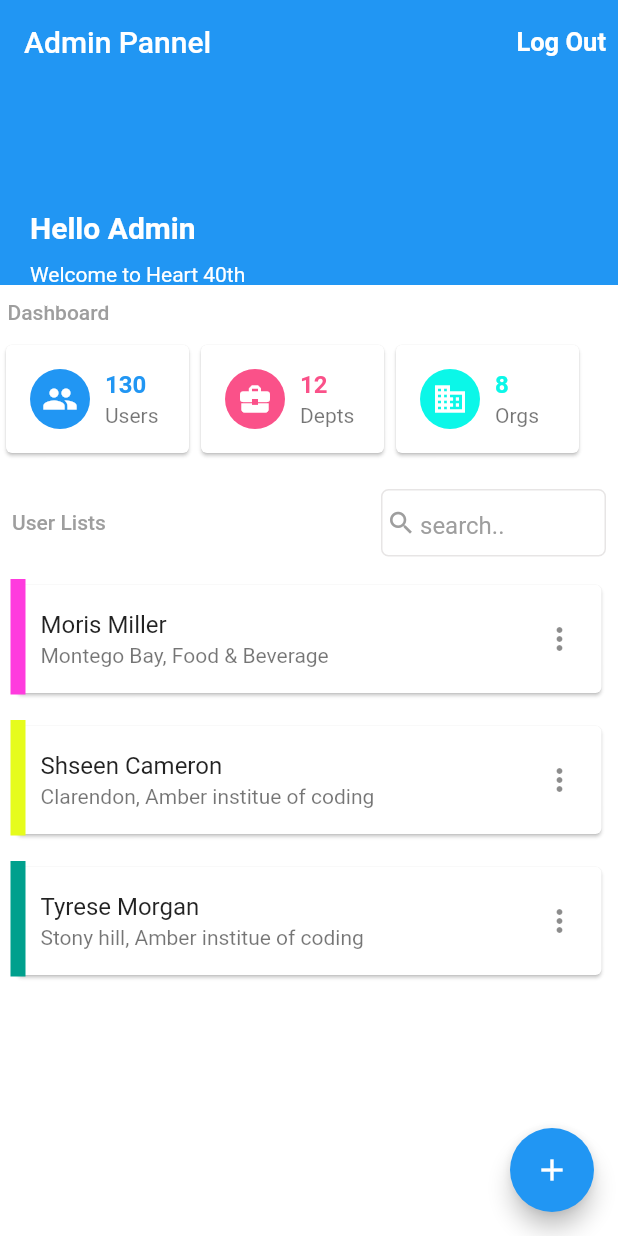
After one commit to The-Azure-Coder/heart_anniversary_app, a Flutter app: the screen it shows after launch, on a phone screen of 412 x 824 dp. The commit adds this screen. Run offline on Flutter 3.47's test engine with Material 2 defaults, Android fonts, the phone set to English and light mode, and no system bars.

Commit message:
admin design complete

```diff
--- a/lib/main.dart
+++ b/lib/main.dart
@@ -1,5 +1,5 @@
 import 'package:flutter/material.dart';
-import 'package:heart_registration_app/screens/home.dart';
+import 'package:heart_registration_app/screens/admin.dart';
 
 void main() => runApp(const MyApp());
 
@@ -10,7 +10,7 @@ class MyApp extends StatelessWidget {
   Widget build(BuildContext context) {
     return const MaterialApp(
       debugShowCheckedModeBanner: false,
-      home: HomePage(),
+      home: AdminPage(),
     );
   }
 }
--- /dev/null
+++ b/lib/screens/admin.dart
@@ -0,0 +1,251 @@
+import 'package:flutter/material.dart';
+
+class AdminPage extends StatefulWidget {
+  const AdminPage({super.key});
+
+  @override
+  State<AdminPage> createState() => _AdminPageState();
+}
+
+class _AdminPageState extends State<AdminPage> {
+  @override
+  Widget build(BuildContext context) {
+    var screenSize = MediaQuery.of(context).size;
+    return Scaffold(
+        floatingActionButtonLocation: FloatingActionButtonLocation.endFloat,
+        backgroundColor: Colors.white,
+        appBar: PreferredSize(
+          preferredSize: const Size.fromHeight(190),
+          child: AppBar(
+            elevation: 0.0,
+            title: const Text(
+              'Admin Pannel',
+              style: TextStyle(color: Colors.white),
+            ),
+            actions: [
+              TextButton(
+                onPressed: () {
+                  Navigator.pop(context);
+                },
+                child: const Text('Log Out',
+                    style: TextStyle(
+                        fontSize: 17.0,
+                        color: Colors.white,
+                        fontWeight: FontWeight.w700)),
+              ),
+            ],
+            flexibleSpace: Stack(
+              children: [
+                Container(
+                  alignment: Alignment.topLeft,
+                  margin: const EdgeInsets.only(top: 140, left: 20),
+                  child: Column(
+                    crossAxisAlignment: CrossAxisAlignment.start,
+                    children: const [
+                      Text('Hello Admin',
+                          textAlign: TextAlign.start,
+                          style: TextStyle(
+                              color: Colors.white,
+                              fontSize: 20,
+                              fontWeight: FontWeight.w700)),
+                      Padding(
+                        padding: EdgeInsets.only(top: 12.0),
+                        child: SizedBox(
+                          width: 170,
+                          child: Text('Welcome to Heart 40th Aniversary ',
+                              style:
+                                  TextStyle(color: Colors.white, fontSize: 14)),
+                        ),
+                      ),
+                    ],
+                  ),
+                ),
+              ],
+            ),
+          ),
+        ),
+        body: ListView(
+          children: [
+            const Padding(
+              padding: EdgeInsets.only(top: 10, bottom: 10, left: 5),
+              child: Text(
+                'Dashboard',
+                style:
+                    TextStyle(color: Colors.grey, fontWeight: FontWeight.w500),
+              ),
+            ),
+            Wrap(
+              children: const [
+                SizedBox(
+                  width: 130,
+                  child: Card(
+                    child: ListTile(
+                      horizontalTitleGap: 10,
+                      leading: CircleAvatar(
+                        backgroundColor: Colors.blue,
+                        child: Icon(
+                          Icons.people,
+                          color: Colors.white,
+                        ),
+                      ),
+                      title: Text(
+                        '130',
+                        style: TextStyle(
+                          fontWeight: FontWeight.w600,
+                          color: Colors.blue,
+                        ),
+                      ),
+                      subtitle: Text('Users'),
+                    ),
+                  ),
+                ),
+                SizedBox(
+                  width: 130,
+                  child: Card(
+                    child: ListTile(
+                      horizontalTitleGap: 10,
+                      leading: CircleAvatar(
+                        backgroundColor: Color.fromARGB(255, 250, 81, 137),
+                        child: Icon(
+                          Icons.business_center,
+                          color: Colors.white,
+                        ),
+                      ),
+                      title: Text(
+                        '12',
+                        style: TextStyle(
+                          fontWeight: FontWeight.w600,
+                          color: Color.fromARGB(255, 250, 81, 137),
+                        ),
+                      ),
+                      subtitle: Text('Depts'),
+                    ),
+                  ),
+                ),
+                SizedBox(
+                  width: 130,
+                  child: Card(
+                    child: ListTile(
+                      horizontalTitleGap: 10,
+                      leading: CircleAvatar(
+                        backgroundColor: Color.fromARGB(255, 11, 247, 232),
+                        child: Icon(
+                          Icons.business,
+                          color: Colors.white,
+                        ),
+                      ),
+                      title: Text(
+                        '8',
+                        style: TextStyle(
+                          fontWeight: FontWeight.w600,
+                          color: Color.fromARGB(255, 11, 247, 232),
+                        ),
+                      ),
+                      subtitle: Text('Orgs'),
+                    ),
+                  ),
+                ),
+              ],
+            ),
+            const SizedBox(
+              height: 12,
+            ),
+            Padding(
+              padding: const EdgeInsets.all(8.0),
+              child: Row(
+                mainAxisAlignment: MainAxisAlignment.spaceBetween,
+                children: [
+                  const Text('User Lists ',
+                      style: TextStyle(
+                          color: Colors.grey, fontWeight: FontWeight.w500)),
+                  Container(
+                    width: 150,
+                    height: 45,
+                    decoration: BoxDecoration(
+                        borderRadius:
+                            const BorderRadius.all(Radius.circular(5)),
+                        border: Border.all(
+                            color: const Color.fromARGB(255, 231, 229, 229))),
+                    child: const Expanded(
+                        child: TextField(
+                      decoration: InputDecoration(
+                        border: InputBorder.none,
+                        hintText: 'search..',
+                        hintStyle: TextStyle(color: Colors.grey),
+                        contentPadding: EdgeInsets.all(0.0),
+                        prefixIcon: Icon(
+                          Icons.search,
+                          color: Colors.grey,
+                          size: 20,
+                        ),
+                        prefixIconConstraints:
+                            BoxConstraints(maxHeight: 20, minWidth: 25),
+                      ),
+                    )),
+                  )
+                ],
+              ),
+            ),
+            Container(
+              padding: const EdgeInsets.all(7),
+              child: Stack(
+                children: [
+                  const Card(
+                    child: ListTile(
+                      title: Text('Moris Miller'),
+                      subtitle: Text('Montego Bay, Food & Beverage'),
+                      trailing: Icon(Icons.more_vert),
+                    ),
+                  ),
+                  Container(
+                    color: const Color.fromARGB(255, 255, 59, 222),
+                    height: 77,
+                    width: 10,
+                  ),
+                ],
+              ),
+            ),
+            Container(
+              padding: const EdgeInsets.all(7),
+              child: Stack(
+                children: [
+                  const Card(
+                    child: ListTile(
+                      title: Text('Shseen Cameron'),
+                      subtitle: Text('Clarendon, Amber institue of coding'),
+                      trailing: Icon(Icons.more_vert),
+                    ),
+                  ),
+                  Container(
+                    color: const Color.fromARGB(255, 230, 252, 28),
+                    height: 77,
+                    width: 10,
+                  ),
+                ],
+              ),
+            ),
+            Container(
+              padding: const EdgeInsets.all(7),
+              child: Stack(
+                children: [
+                  const Card(
+                    child: ListTile(
+                      title: Text('Tyrese Morgan'),
+                      subtitle: Text('Stony hill, Amber institue of coding'),
+                      trailing: Icon(Icons.more_vert),
+                    ),
+                  ),
+                  Container(
+                    color: const Color.fromARGB(255, 0, 160, 141),
+                    height: 77,
+                    width: 10,
+                  ),
+                ],
+              ),
+            ),
+          ],
+        ),
+        floatingActionButton: FloatingActionButton(
+            onPressed: () {}, child: const Icon(Icons.add)));
+  }
+}
--- a/lib/screens/guest_list.dart
+++ b/lib/screens/guest_list.dart
@@ -89,6 +89,7 @@ class _GuestListState extends State<GuestList> {
                       fontWeight: FontWeight.w600)),
               Container(
                 width: 150,
+                height: 45,
                 decoration: BoxDecoration(
                     borderRadius: const BorderRadius.all(Radius.circular(10)),
                     border: Border.all(
```
